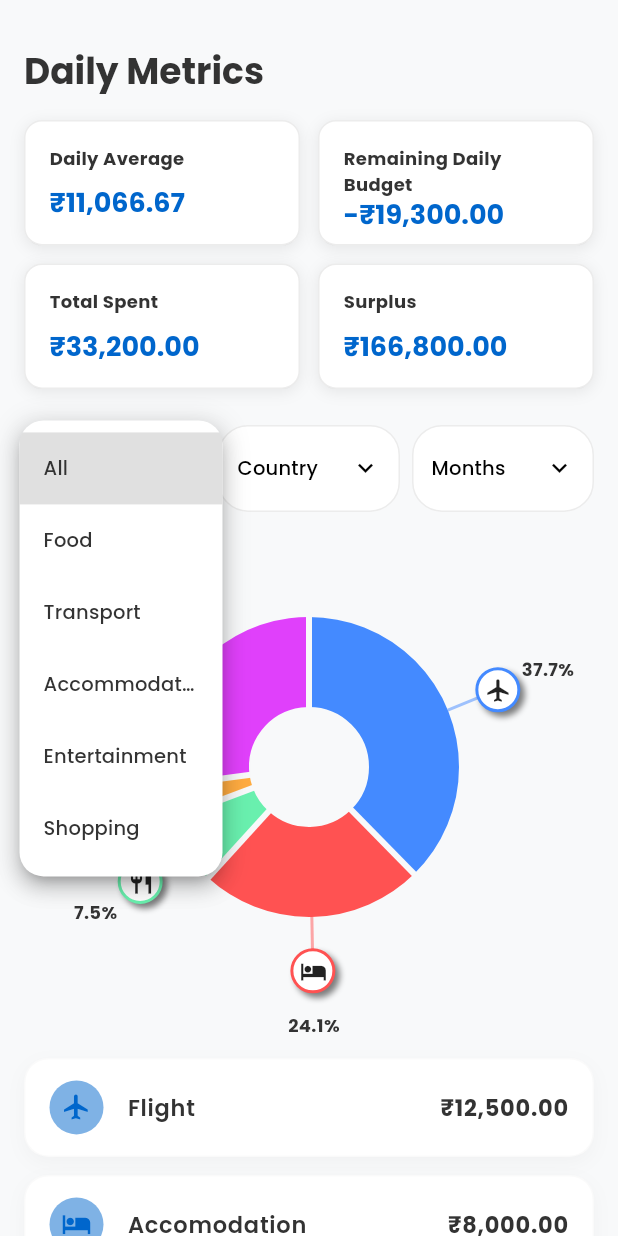
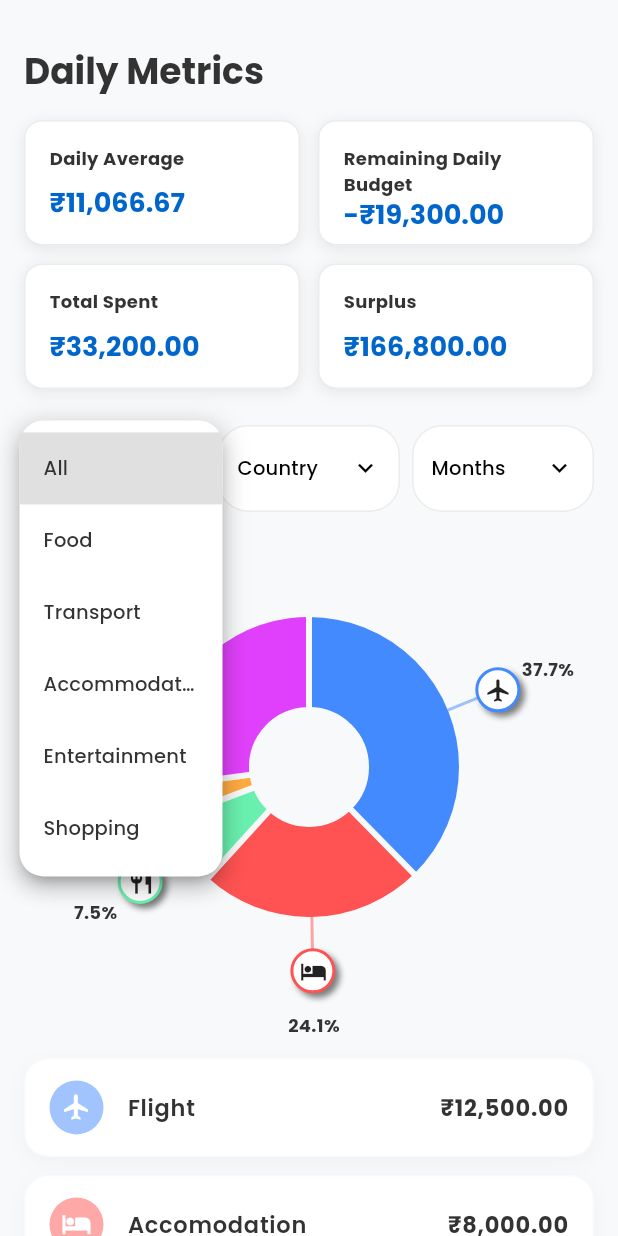
Before and after one commit to shubham1295/triptrack, a Flutter app: the StatsScreen screen opened directly, after a tap on "Category", on a phone screen of 412 x 824 dp. Run offline on Flutter 3.47's test engine with Material 3 defaults, Android fonts, the phone set to English and light mode, and no system bars; drawn by our look-alikes of fl_chart; our stand-ins replace flutter_riverpod, google_fonts; missing offline and left inert: function_tree; statements that could not run were skipped.

Commit message:
Assign consistent colors to categories in stats screen
Introduced a _categoryColors map to assign and reuse specific colors for each category across the stats screen, ensuring consistent color representation in pie charts and category lists. Updated UI elements to use these colors instead of generating them locally.

```diff
--- a/lib/screens/home/stats_screen.dart
+++ b/lib/screens/home/stats_screen.dart
@@ -36,6 +36,8 @@ class _StatsScreenState extends State<StatsScreen> {
     'December',
   ];
 
+  late Map<String, Color> _categoryColors;
+
   // Data variables
   late List<Entry> _allEntries;
   double _totalSpending = 0;
@@ -51,6 +53,27 @@ class _StatsScreenState extends State<StatsScreen> {
 
   void _loadData() {
     _allEntries = TempData.getDummyEntries();
+
+    final List<Color> colors = [
+      Colors.blueAccent,
+      Colors.redAccent,
+      Colors.greenAccent,
+      Colors.orangeAccent,
+      Colors.purpleAccent,
+      Colors.tealAccent,
+      Colors.pinkAccent,
+    ];
+
+    _categoryColors = {};
+    final Set<String> uniqueCategories = _allEntries
+        .map((entry) => entry.category['name'] as String)
+        .toSet();
+
+    int colorIndex = 0;
+    for (String category in uniqueCategories) {
+      _categoryColors[category] = colors[colorIndex % colors.length];
+      colorIndex++;
+    }
 
     // Simple calculations
     _totalSpending = _allEntries.fold(0, (sum, item) => sum + item.amount);
@@ -264,25 +287,15 @@ class _StatsScreenState extends State<StatsScreen> {
     final total = categoryTotals.values.fold(0.0, (sum, val) => sum + val);
 
     final List<PieChartSectionData> sections = [];
-    final List<Color> colors = [
-      Colors.blueAccent,
-      Colors.redAccent,
-      Colors.greenAccent,
-      Colors.orangeAccent,
-      Colors.purpleAccent,
-      Colors.tealAccent,
-      Colors.pinkAccent,
-    ];
-
     int i = 0;
     categoryTotals.forEach((category, amount) {
       final percentage = (amount / total) * 100;
-      final color = colors[i % colors.length];
+      final color = _categoryColors[category] ?? Colors.grey;
 
       IconData iconData = Icons.category;
-      if (category == 'Flight')
+      if (category == 'Flight') {
         iconData = Icons.flight;
-      else if (category == 'Accomodation')
+      } else if (category == 'Accomodation')
         iconData = Icons.hotel;
       else if (category == 'Restaurant' || category == 'Food')
         iconData = Icons.restaurant;
@@ -361,9 +374,9 @@ class _StatsScreenState extends State<StatsScreen> {
         final amount = categoryTotals[category]!;
 
         IconData iconData = Icons.category;
-        if (category == 'Flight')
+        if (category == 'Flight') {
           iconData = Icons.flight;
-        else if (category == 'Accomodation')
+        } else if (category == 'Accomodation')
           iconData = Icons.hotel;
         else if (category == 'Restaurant' || category == 'Food')
           iconData = Icons.restaurant;
@@ -397,16 +410,13 @@ class _StatsScreenState extends State<StatsScreen> {
             leading: Container(
               padding: const EdgeInsets.all(8),
               decoration: BoxDecoration(
-                color: Theme.of(
-                  context,
-                ).colorScheme.primaryContainer.withOpacity(0.5),
+                color:
+                    (_categoryColors[category] ??
+                            Theme.of(context).colorScheme.primaryContainer)
+                        .withOpacity(0.5),
                 shape: BoxShape.circle,
               ),
-              child: Icon(
-                iconData,
-                color: Theme.of(context).colorScheme.primary,
-                size: 20,
-              ),
+              child: Icon(iconData, color: Colors.white, size: 20),
             ),
             title: Row(
               mainAxisAlignment: MainAxisAlignment.spaceBetween,
```
Also changed, not shown: pubspec.lock.
